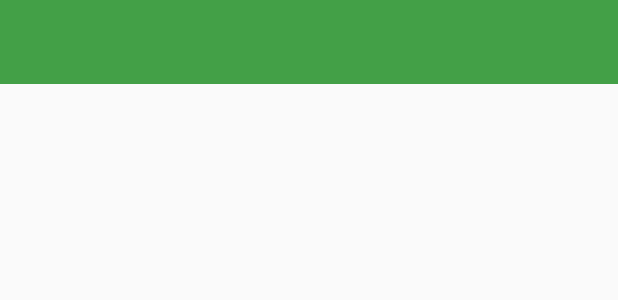
After one commit to aadiama/quranskripsi, an Android app: the layout ayah_activity.xml on its own in the app's theme, with its tools: preview values and no code run, on a phone screen of 412 x 824 dp. The commit adds this screen. Shown: the top 300 px of the screen. Run offline under Robolectric (Android 15) with nearby library versions, the phone set to English and light mode, and no system bars; Roboto replaces fonts that are not available here.

Commit message:
Show ayat e durung iso, terusno dewe yo, cuma nampilno halaman kosong.wkwk

```diff
--- a/app/build.gradle
+++ b/app/build.gradle
@@ -4,7 +4,7 @@ android {
     compileSdkVersion 27
     defaultConfig {
         applicationId "com.example.adiama.quranskripsi"
-        minSdkVersion 23
+        minSdkVersion 19
         targetSdkVersion 27
         versionCode 1
         versionName "1.0"
--- a/app/src/main/AndroidManifest.xml
+++ b/app/src/main/AndroidManifest.xml
@@ -19,6 +19,7 @@
                 <category android:name="android.intent.category.LAUNCHER" />
             </intent-filter>
         </activity>
+        <activity android:name=".AyahWordActivity"></activity>
     </application>
 
 </manifest>
--- a/app/src/main/java/com/example/adiama/quranskripsi/MainActivity.java
+++ b/app/src/main/java/com/example/adiama/quranskripsi/MainActivity.java
@@ -70,7 +70,6 @@ public class MainActivity extends AppCompatActivity
 
         if (id == R.id.listSurah) {
             MainActivity.this.getSupportFragmentManager().beginTransaction().replace(R.id.main_container, SurahFragment.newInstance()).commit();
-
         } else if (id == R.id.nav_gallery) {
 
         } else if (id == R.id.nav_slideshow) {
--- a/app/src/main/java/com/example/adiama/quranskripsi/SurahDataSource.java
+++ b/app/src/main/java/com/example/adiama/quranskripsi/SurahDataSource.java
@@ -31,7 +31,7 @@ public class SurahDataSource {
         ArrayList<Surah> surahArrayList = new ArrayList<>();
         SQLiteDatabase db = databaseHelper.getReadableDatabase();
         cursor = db.rawQuery("SELECT surah_name._id,surah_name.name_arabic," +
-                "surah_name.name_english,surah_name.ayah_number FROM surah_name", null);
+                "surah_name.name_english,surah_name.ayah_number FROM surah_name WHERE surah_no IN ('84','85') ", null);
 
         cursor.moveToFirst();
         while (!cursor.isAfterLast()) {
--- /dev/null
+++ b/app/src/main/res/layout/ayah_activity.xml
@@ -0,0 +1,23 @@
+<?xml version="1.0" encoding="utf-8"?>
+<android.support.constraint.ConstraintLayout xmlns:android="http://schemas.android.com/apk/res/android"
+    xmlns:app="http://schemas.android.com/apk/res-auto"
+    xmlns:tools="http://schemas.android.com/tools"
+    android:id= "@+id/layout_ayah"
+    android:layout_width="match_parent"
+    android:layout_height="match_parent"
+    tools:context="com.example.adiama.quranskripsi.AyahWordActivity">
+
+    <include
+        layout="@layout/toolbar"
+        android:layout_width="match_parent"
+        android:layout_height="wrap_content" />
+
+
+    <FrameLayout
+        android:id="@+id/main_container"
+        android:layout_width="match_parent"
+        android:layout_height="match_parent" />
+
+
+
+</android.support.constraint.ConstraintLayout>
--- /dev/null
+++ b/app/src/main/res/layout/toolbar.xml
@@ -0,0 +1,10 @@
+<?xml version="1.0" encoding="utf-8"?>
+<android.support.v7.widget.Toolbar xmlns:android="http://schemas.android.com/apk/res/android"
+    xmlns:app="http://schemas.android.com/apk/res-auto"
+    android:id="@+id/toolbar"
+    android:layout_width="match_parent"
+    android:layout_height="?attr/actionBarSize"
+    android:background="@color/primaryColor"
+    android:minHeight="?attr/actionBarSize"
+    app:popupTheme="@style/ThemeOverlay.AppCompat.Light"
+    app:theme="@style/ThemeOverlay.AppCompat.Dark.ActionBar" /><!--Green #669900  Orange #FF8800-->
--- a/app/src/main/res/values/colors.xml
+++ b/app/src/main/res/values/colors.xml
@@ -3,4 +3,7 @@
     <color name="colorPrimary">#3F51B5</color>
     <color name="colorPrimaryDark">#303F9F</color>
     <color name="colorAccent">#FF4081</color>
+
+    <color name="primaryTextColor">#212121</color>
+    <color name="primaryColor">#43A047</color>
 </resources>
--- a/app/src/main/res/values/strings.xml
+++ b/app/src/main/res/values/strings.xml
@@ -6,4 +6,10 @@
     <string name="nav_header_subtitle">android.studio@android.com</string>
     <string name="nav_header_desc">Navigation header</string>
     <string name="action_settings">Settings</string>
+
+    <string name="bismillah">بِسْمِ اللَّهِ الرَّحْمَٰنِ الرَّحِيمِ</string>
+
+    <!-- TODO: Remove or change this placeholder text -->
+    <string name="hello_blank_fragment">Hello blank fragment</string>
+
 </resources>
```
Also changed, not shown: app/src/main/java/com/example/adiama/quranskripsi/AyahWordActivity.java (added, +13 -0 lines), app/src/main/java/com/example/adiama/quranskripsi/OnItemClickListener.java (added, +12 -0 lines), app/src/main/java/com/example/adiama/quranskripsi/SurahAdapter.java (+28 -6 lines), app/src/main/java/com/example/adiama/quranskripsi/SurahFragment.java (+23 -31 lines).
